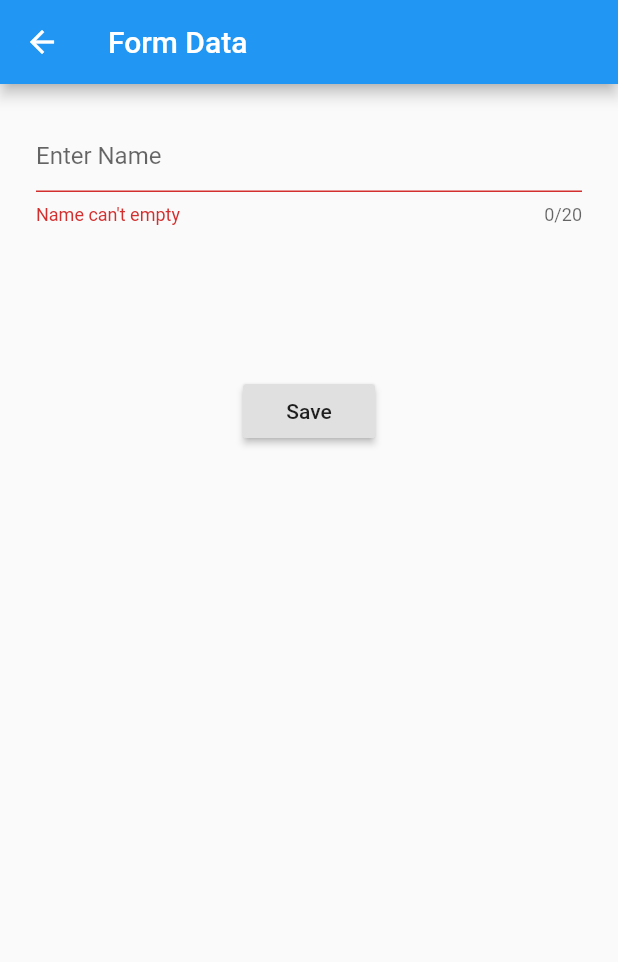
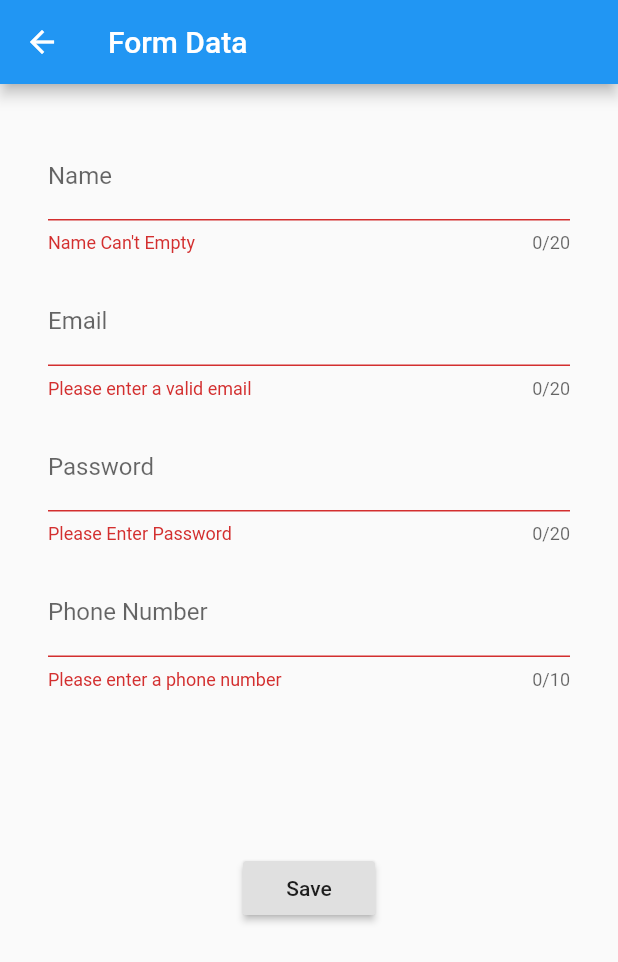
Before and after one commit to ishanEPR/Flutter-Practice, a Flutter app: the new_form screen opened directly, after a tap on "Save", on a phone screen of 412 x 824 dp. Shown: the top 962 px of the screen. Run offline on Flutter 3.47's test engine with Material 2 defaults, Android fonts, the phone set to English and light mode, and no system bars.

Commit message:
created form with validation

```diff
--- a/lib/screens/new_form.dart
+++ b/lib/screens/new_form.dart
@@ -1,3 +1,4 @@
+import 'package:flutter/cupertino.dart';
 import 'package:flutter/material.dart';
 
 
@@ -9,6 +10,90 @@ class new_form extends StatefulWidget {
 class _new_formState extends State<new_form> {
   final GlobalKey<FormState> form_key=GlobalKey<FormState>();
   String _name;
+  String _email;
+  String _password;
+
+  int _number;
+  Widget _buildedNamefunction(){
+    return  TextFormField(
+
+      maxLength: 20,
+      decoration: InputDecoration(
+        labelText: "Name",
+        hintText: "Enter Your Name",
+      ),
+      validator: (text){
+
+        return HelperValidate.nameValidate(text);
+      },
+      onSaved: (value){
+        _name=value;
+
+      },
+    );
+  }
+
+  Widget _buildEmailField(){
+    return TextFormField(
+      maxLength: 20,
+      validator: (text){
+        if(text.isEmpty){
+          return 'Please enter a valid email';
+        }
+        return null;
+      },
+      decoration: InputDecoration(
+        labelText: "Email",
+        hintText: "Enter Your Email",
+      ),
+      onSaved: (value){
+        _email=value;
+      },
+    );
+  }
+Widget _buildPasswordField(){
+    return TextFormField(
+      maxLength: 20,
+      obscureText: true,
+      validator:(text){
+        if(text.isEmpty){
+          return 'Please Enter Password';
+
+        }
+        return null;
+      },
+      decoration: InputDecoration(
+        labelText: 'Password',
+        hintText: "Enter Your Password",
+      ),
+      onSaved: (value){
+        _password=value;
+      },
+    );
+}
+
+Widget _buildNumberFiled(){
+    return TextFormField(
+      maxLength: 10,
+      validator:(text){
+        if(text.isEmpty){
+          return 'Please enter a phone number';
+        }
+        if(text.length<10){
+          return ' Phone number should be 10 numbers';
+        }
+        return null;
+
+      },
+      decoration: InputDecoration(
+        labelText: 'Phone Number',
+        hintText: 'Please Enter Phone number',
+      ),
+      onSaved: (value){
+        _number=value as int;}
+    );
+}
+
   @override
   Widget build(BuildContext context) {
     return Scaffold(
@@ -23,23 +108,18 @@ class _new_formState extends State<new_form> {
             margin: const EdgeInsets.all(24.0),
             child: Column(
               children: [
-              TextFormField(
+                Padding(
+                  padding:const EdgeInsets.all(8.0) ,
+                  child: _buildedNamefunction(),
+                ),
+                Padding(padding:const EdgeInsets.all(8.0),
+                child: _buildEmailField(),),
+                Padding(padding: const EdgeInsets.all(8.0),
+                child: _buildPasswordField(),),
+                Padding(padding: EdgeInsets.all(8.0),
+                child: _buildNumberFiled(),),
 
-                maxLength: 20,
-                decoration: InputDecoration(
-                  hintText: "Enter Name",
-                ),
-                validator: (text){
-                  if(text.isEmpty){
-                    return "Name can't empty";
-                  }
-                  return null;
-                },
-                onSaved: (text){
-                  _name=text;
 
-                },
-              ),
                 SizedBox(
                   height: 100.0,
                 ),
@@ -49,9 +129,13 @@ class _new_formState extends State<new_form> {
                     onPressed: (){
                       if(form_key.currentState.validate())
                         {
+                          print("Valid form");
                           form_key.currentState.save();
-                          print(_name);
-                        }
+
+                        }else{
+                        print("Not Valid Form");
+
+                      }
 
                     },
                   ),
@@ -66,3 +150,15 @@ class _new_formState extends State<new_form> {
     );
   }
 }
+class HelperValidate{
+  static String nameValidate(String value){
+    if(value.isEmpty){
+      return "Name Can't Empty";
+    }
+    if(value.length<2){
+      return "String must be two characters";
+    }
+
+return null;
+  }
+}
```
